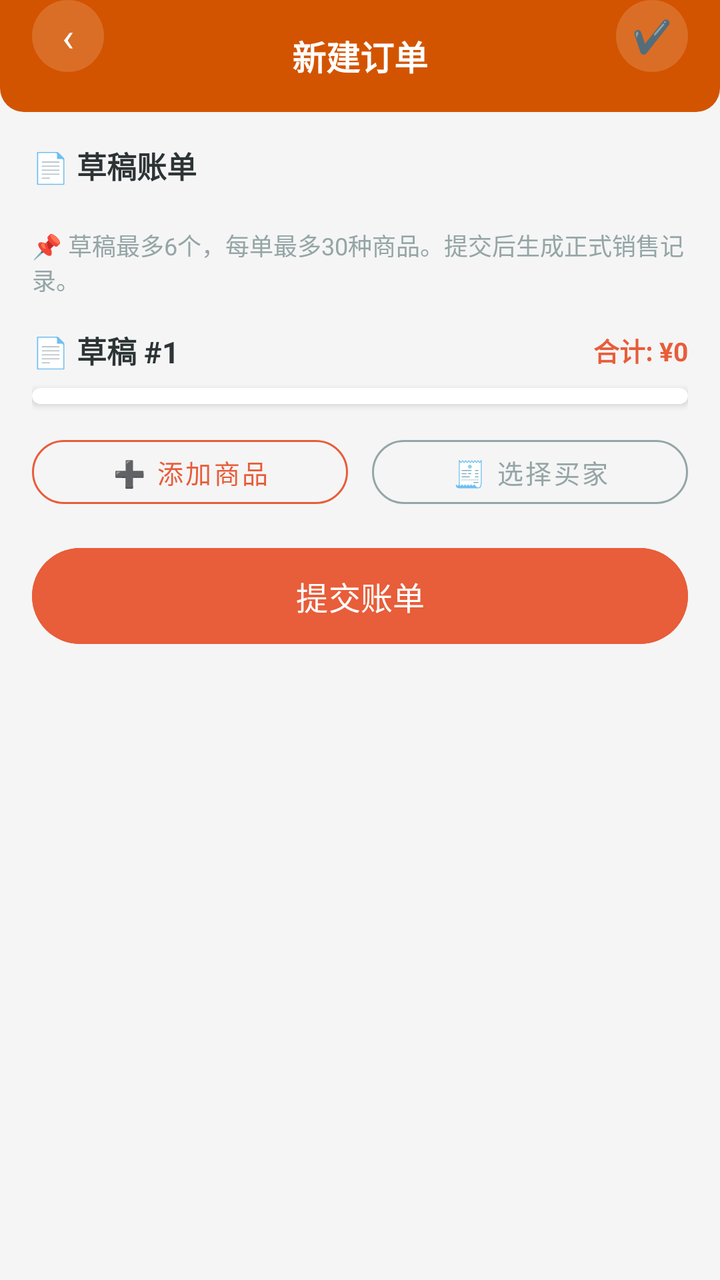
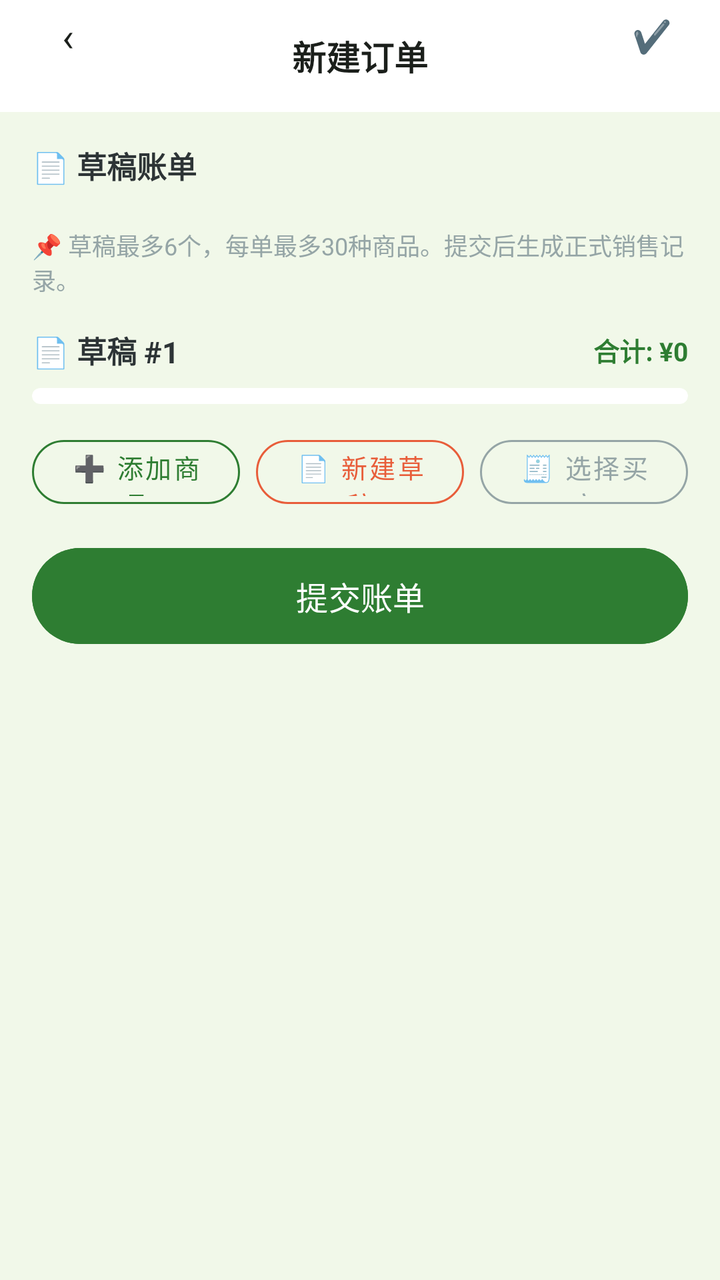

Compare the two renders of this Android layout. The source of the first and the diff that turns it into the second are given below.
<!-- AndroidManifest.xml: application theme Theme.ClothingSI -->
<!-- res/layout/activity_new_order.xml -->
<?xml version="1.0" encoding="utf-8"?>
<FrameLayout xmlns:android="http://schemas.android.com/apk/res/android"
    xmlns:app="http://schemas.android.com/apk/res-auto"
    android:layout_width="match_parent" android:layout_height="match_parent"
    android:background="#F5F5F5">

    <LinearLayout android:layout_width="match_parent" android:layout_height="match_parent"
        android:orientation="vertical">
        <RelativeLayout android:layout_width="match_parent" android:layout_height="56dp"
            android:background="@drawable/header_bar_bg" android:paddingHorizontal="16dp">
            <TextView android:id="@+id/btn_back" android:layout_width="36dp" android:layout_height="36dp"
                android:text="‹" android:textSize="20dp" android:textColor="#FFFFFF"
                android:gravity="center" android:background="@drawable/circle_bg" />
            <TextView android:layout_width="wrap_content" android:layout_height="wrap_content"
                android:text="新建订单" android:textSize="17dp" android:textStyle="bold"
                android:textColor="#FFFFFF" android:layout_centerInParent="true" />
            <TextView android:id="@+id/btn_submit_top" android:layout_width="36dp" android:layout_height="36dp"
                android:text="✔️" android:textSize="16dp" android:textColor="#FFFFFF"
                android:gravity="center" android:background="@drawable/circle_bg"
                android:layout_alignParentEnd="true" android:clickable="true" android:focusable="true" />
        </RelativeLayout>

        <ScrollView android:layout_width="match_parent" android:layout_height="match_parent"
            android:padding="16dp">
            <LinearLayout android:layout_width="match_parent" android:layout_height="wrap_content"
                android:orientation="vertical">

                
                <TextView android:layout_width="wrap_content" android:layout_height="wrap_content"
                    android:text="📄 草稿账单" android:textSize="15dp" android:textStyle="bold"
                    android:textColor="#2D3436" android:layout_marginBottom="8dp" />
                <HorizontalScrollView android:layout_width="match_parent" android:layout_height="wrap_content"
                    android:layout_marginBottom="12dp">
                    <LinearLayout android:id="@+id/layout_draft_cards"
                        android:layout_width="wrap_content" android:layout_height="wrap_content"
                        android:orientation="horizontal" android:gravity="center_vertical" />
                </HorizontalScrollView>

                
                <TextView android:layout_width="match_parent" android:layout_height="wrap_content"
                    android:text="📌 草稿最多6个，每单最多30种商品。提交后生成正式销售记录。"
                    android:textSize="12dp" android:textColor="#95A5A6"
                    android:layout_marginBottom="16dp" />

                
                <LinearLayout android:layout_width="match_parent" android:layout_height="wrap_content"
                    android:orientation="horizontal" android:gravity="center_vertical"
                    android:layout_marginBottom="8dp">
                    <TextView android:id="@+id/tv_draft_title"
                        android:layout_width="wrap_content" android:layout_height="wrap_content"
                        android:text="📄 草稿 #1" android:textSize="15dp" android:textStyle="bold"
                        android:textColor="#2D3436" />
                    <TextView android:layout_width="0dp" android:layout_height="wrap_content"
                        android:layout_weight="1" />
                    <TextView android:id="@+id/tv_draft_total"
                        android:layout_width="wrap_content" android:layout_height="wrap_content"
                        android:text="合计: ¥0" android:textSize="13dp" android:textStyle="bold"
                        android:textColor="#E85D3A" />
                </LinearLayout>

                
                <androidx.cardview.widget.CardView android:layout_width="match_parent"
                    android:layout_height="wrap_content" app:cardCornerRadius="20dp" app:cardElevation="2dp"
                    android:layout_marginBottom="8dp">
                    <LinearLayout android:id="@+id/layout_draft_items"
                        android:layout_width="match_parent" android:layout_height="wrap_content"
                        android:orientation="vertical" android:paddingVertical="4dp" />
                </androidx.cardview.widget.CardView>

                
                <LinearLayout android:id="@+id/layout_buyer_display"
                    android:layout_width="match_parent" android:layout_height="wrap_content"
                    android:orientation="horizontal" android:gravity="center_vertical"
                    android:paddingVertical="8dp" android:paddingHorizontal="4dp"
                    android:visibility="gone"
                    android:layout_marginTop="4dp" android:layout_marginBottom="4dp">
                    <TextView android:layout_width="wrap_content" android:layout_height="wrap_content"
                        android:text="🧾" android:textSize="14dp" android:layout_marginEnd="6dp" />
                    <TextView android:id="@+id/tv_selected_buyer"
                        android:layout_width="0dp" android:layout_height="wrap_content"
                        android:layout_weight="1" android:textSize="13dp"
                        android:textColor="#E85D3A" android:textStyle="bold" />
                    <TextView android:id="@+id/btn_clear_buyer"
                        android:layout_width="wrap_content" android:layout_height="wrap_content"
                        android:text="✕" android:textSize="14dp" android:textColor="#95A5A6"
                        android:padding="4dp" android:clickable="true" android:focusable="true" />
                </LinearLayout>

                
                <LinearLayout android:layout_width="match_parent" android:layout_height="wrap_content"
                    android:orientation="horizontal" android:weightSum="2"
                    android:layout_marginTop="4dp" android:layout_marginBottom="12dp">
                    <com.google.android.material.button.MaterialButton android:id="@+id/btn_add_item"
                        android:layout_width="0dp" android:layout_height="44dp" android:layout_weight="1"
                        android:text="➕ 添加商品" android:textSize="13dp"
                        style="@style/Widget.MaterialComponents.Button.OutlinedButton"
                        app:cornerRadius="22dp" app:strokeColor="#E85D3A"
                        android:textColor="#E85D3A" android:layout_marginEnd="6dp" />
                    <com.google.android.material.button.MaterialButton android:id="@+id/btn_select_buyer"
                        android:layout_width="0dp" android:layout_height="44dp" android:layout_weight="1"
                        android:text="🧾 选择买家" android:textSize="13dp"
                        style="@style/Widget.MaterialComponents.Button.OutlinedButton"
                        app:cornerRadius="22dp" app:strokeColor="#95A5A6"
                        android:textColor="#95A5A6" android:layout_marginStart="6dp" />
                </LinearLayout>

                <com.google.android.material.button.MaterialButton android:id="@+id/btn_submit_order"
                    android:layout_width="match_parent" android:layout_height="56dp"
                    android:text="提交账单" android:textSize="16dp" app:cornerRadius="28dp"
                    android:backgroundTint="#E85D3A" />

            </LinearLayout>
        </ScrollView>
    </LinearLayout>

</FrameLayout>
<!-- resources referenced by this layout -->
<resources>
  <!-- drawable circle_bg (drawable) -->
  <?xml version="1.0" encoding="utf-8"?>
  <shape xmlns:android="http://schemas.android.com/apk/res/android" android:shape="oval">
      <solid android:color="#26FFFFFF" />
  </shape>
  <!-- drawable header_bar_bg (drawable) -->
  <?xml version="1.0" encoding="utf-8"?>
  <shape xmlns:android="http://schemas.android.com/apk/res/android" android:shape="rectangle">
      <solid android:color="#D35400" />
      <corners android:bottomLeftRadius="12dp" android:bottomRightRadius="12dp" />
  </shape>
  <style name="Theme.ClothingSI" parent="Theme.Material3.Light.NoActionBar">
          <item name="colorPrimary">@color/primary</item>
          <item name="colorPrimaryDark">@color/primary_dark</item>
          <item name="colorAccent">@color/accent</item>
          <item name="android:statusBarColor">@color/primary_dark</item>
          <item name="android:navigationBarColor">@color/white</item>
      </style>
  <color name="primary">#E85D3A</color>
  <color name="primary_dark">#D35400</color>
  <color name="accent">#F4A460</color>
  <color name="white">#FFFFFF</color>
</resources>

<!-- the commit's change to res/layout/activity_new_order.xml (unified diff, before → after) -->
@@ -2,20 +2,20 @@
 <FrameLayout xmlns:android="http://schemas.android.com/apk/res/android"
     xmlns:app="http://schemas.android.com/apk/res-auto"
     android:layout_width="match_parent" android:layout_height="match_parent"
-    android:background="#F5F5F5">
+    android:background="@color/bg">
 
     <LinearLayout android:layout_width="match_parent" android:layout_height="match_parent"
         android:orientation="vertical">
         <RelativeLayout android:layout_width="match_parent" android:layout_height="56dp"
             android:background="@drawable/header_bar_bg" android:paddingHorizontal="16dp">
             <TextView android:id="@+id/btn_back" android:layout_width="36dp" android:layout_height="36dp"
-                android:text="‹" android:textSize="20dp" android:textColor="#FFFFFF"
+                android:text="‹" android:textSize="20dp" android:textColor="@color/text_primary"
                 android:gravity="center" android:background="@drawable/circle_bg" />
             <TextView android:layout_width="wrap_content" android:layout_height="wrap_content"
                 android:text="新建订单" android:textSize="17dp" android:textStyle="bold"
-                android:textColor="#FFFFFF" android:layout_centerInParent="true" />
+                android:textColor="@color/text_primary" android:layout_centerInParent="true" />
             <TextView android:id="@+id/btn_submit_top" android:layout_width="36dp" android:layout_height="36dp"
-                android:text="✔️" android:textSize="16dp" android:textColor="#FFFFFF"
+                android:text="✔️" android:textSize="16dp" android:textColor="@color/text_primary"
                 android:gravity="center" android:background="@drawable/circle_bg"
                 android:layout_alignParentEnd="true" android:clickable="true" android:focusable="true" />
         </RelativeLayout>
@@ -55,12 +55,12 @@
                     <TextView android:id="@+id/tv_draft_total"
                         android:layout_width="wrap_content" android:layout_height="wrap_content"
                         android:text="合计: ¥0" android:textSize="13dp" android:textStyle="bold"
-                        android:textColor="#E85D3A" />
+                        android:textColor="@color/primary" />
                 </LinearLayout>
 
                 
                 <androidx.cardview.widget.CardView android:layout_width="match_parent"
-                    android:layout_height="wrap_content" app:cardCornerRadius="20dp" app:cardElevation="2dp"
+                    android:layout_height="wrap_content" app:cardCornerRadius="20dp" app:cardElevation="0dp"
                     android:layout_marginBottom="8dp">
                     <LinearLayout android:id="@+id/layout_draft_items"
                         android:layout_width="match_parent" android:layout_height="wrap_content"
@@ -79,7 +79,7 @@
                     <TextView android:id="@+id/tv_selected_buyer"
                         android:layout_width="0dp" android:layout_height="wrap_content"
                         android:layout_weight="1" android:textSize="13dp"
-                        android:textColor="#E85D3A" android:textStyle="bold" />
+                        android:textColor="@color/primary" android:textStyle="bold" />
                     <TextView android:id="@+id/btn_clear_buyer"
                         android:layout_width="wrap_content" android:layout_height="wrap_content"
                         android:text="✕" android:textSize="14dp" android:textColor="#95A5A6"
@@ -88,26 +88,32 @@
 
                 
                 <LinearLayout android:layout_width="match_parent" android:layout_height="wrap_content"
-                    android:orientation="horizontal" android:weightSum="2"
+                    android:orientation="horizontal" android:weightSum="3"
                     android:layout_marginTop="4dp" android:layout_marginBottom="12dp">
                     <com.google.android.material.button.MaterialButton android:id="@+id/btn_add_item"
                         android:layout_width="0dp" android:layout_height="44dp" android:layout_weight="1"
                         android:text="➕ 添加商品" android:textSize="13dp"
                         style="@style/Widget.MaterialComponents.Button.OutlinedButton"
+                        app:cornerRadius="22dp" app:strokeColor="@color/primary"
+                        android:textColor="@color/primary" android:layout_marginEnd="4dp" />
+                    <com.google.android.material.button.MaterialButton android:id="@+id/btn_new_draft"
+                        android:layout_width="0dp" android:layout_height="44dp" android:layout_weight="1"
+                        android:text="📄 新建草稿" android:textSize="13dp"
+                        style="@style/Widget.MaterialComponents.Button.OutlinedButton"
                         app:cornerRadius="22dp" app:strokeColor="#E85D3A"
-                        android:textColor="#E85D3A" android:layout_marginEnd="6dp" />
+                        android:textColor="#E85D3A" android:layout_marginHorizontal="4dp" />
                     <com.google.android.material.button.MaterialButton android:id="@+id/btn_select_buyer"
                         android:layout_width="0dp" android:layout_height="44dp" android:layout_weight="1"
                         android:text="🧾 选择买家" android:textSize="13dp"
                         style="@style/Widget.MaterialComponents.Button.OutlinedButton"
                         app:cornerRadius="22dp" app:strokeColor="#95A5A6"
-                        android:textColor="#95A5A6" android:layout_marginStart="6dp" />
+                        android:textColor="#95A5A6" android:layout_marginStart="4dp" />
                 </LinearLayout>
 
                 <com.google.android.material.button.MaterialButton android:id="@+id/btn_submit_order"
                     android:layout_width="match_parent" android:layout_height="56dp"
                     android:text="提交账单" android:textSize="16dp" app:cornerRadius="28dp"
-                    android:backgroundTint="#E85D3A" />
+                    android:backgroundTint="@color/primary" />
 
             </LinearLayout>
         </ScrollView>
<!-- resource entries referenced after the edit -->
@@ -1,5 +1,6 @@
 <!-- resources referenced by this layout -->
 <resources>
+  <color name="bg">#F1F8E9</color>
   <!-- drawable circle_bg (drawable) -->
   <?xml version="1.0" encoding="utf-8"?>
   <shape xmlns:android="http://schemas.android.com/apk/res/android" android:shape="oval">
@@ -8,19 +9,27 @@
   <!-- drawable header_bar_bg (drawable) -->
   <?xml version="1.0" encoding="utf-8"?>
   <shape xmlns:android="http://schemas.android.com/apk/res/android" android:shape="rectangle">
-      <solid android:color="#D35400" />
-      <corners android:bottomLeftRadius="12dp" android:bottomRightRadius="12dp" />
+      <solid android:color="#FFFFFF" />
   </shape>
   <style name="Theme.ClothingSI" parent="Theme.Material3.Light.NoActionBar">
           <item name="colorPrimary">@color/primary</item>
           <item name="colorPrimaryDark">@color/primary_dark</item>
           <item name="colorAccent">@color/accent</item>
-          <item name="android:statusBarColor">@color/primary_dark</item>
+          <item name="android:statusBarColor">@android:color/transparent</item>
           <item name="android:navigationBarColor">@color/white</item>
+          
+          <item name="android:windowLightStatusBar">true</item>
+          
+          <item name="android:fontFamily">sans-serif</item>
+          <item name="android:textViewStyle">@style/TextView.Base</item>
       </style>
-  <color name="primary">#E85D3A</color>
-  <color name="primary_dark">#D35400</color>
-  <color name="accent">#F4A460</color>
+  <color name="primary">#2E7D32</color>
+  <color name="text_primary">#1B1F1B</color>
+  <color name="primary_dark">#1B5E20</color>
+  <color name="accent">#66BB6A</color>
   <color name="white">#FFFFFF</color>
+  <style name="TextView.Base" parent="android:Widget.TextView">
+          <item name="android:fontFamily">sans-serif</item>
+      </style>
 </resources>
 
